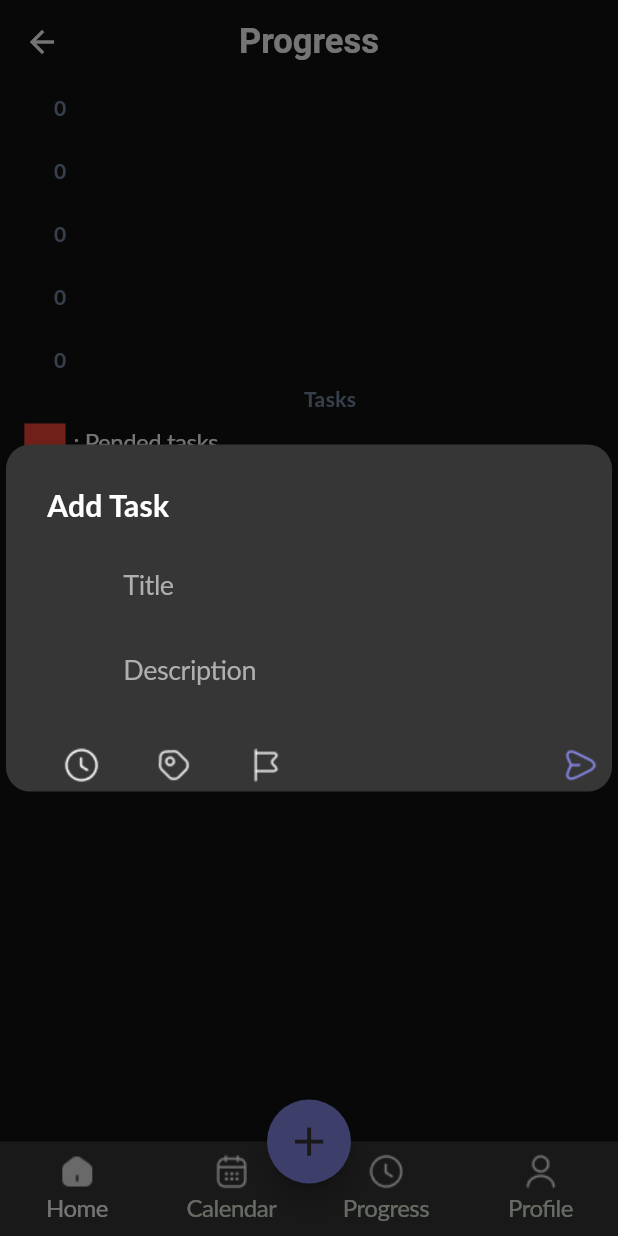
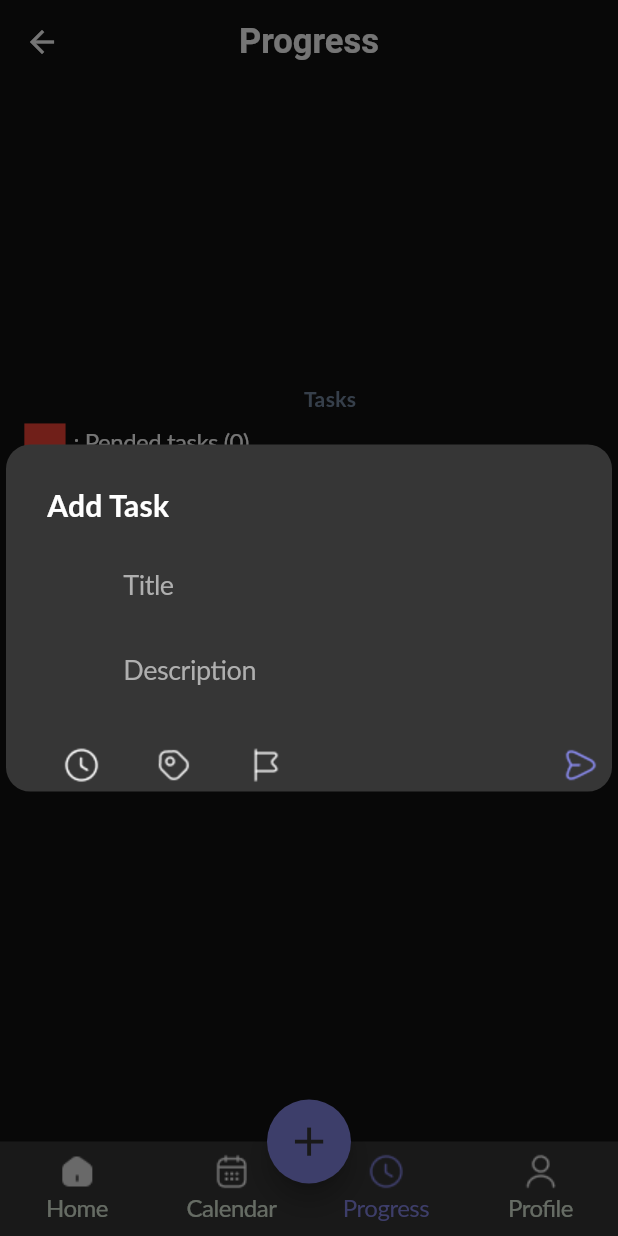
Before and after one commit to Ahmed7773333/ToDo-V.2, a Flutter app: the HomeLayout screen opened by its route, item 3 of the bottom bar chosen, after a tap on the "add" icon, on a phone screen of 412 x 824 dp. Run offline on Flutter 3.47's test engine with Material 3 defaults, Android fonts, the phone set to English and light mode, and no system bars; drawn by our look-alikes of fl_chart; our stand-ins replace easy_date_timeline, equatable, flutter_bloc, flutter_screenutil, hive, hive_flutter and 2 more; missing offline and left inert: flutter_iconpicker; accounts and stored records are empty; generated files the repository leaves out were written again; Roboto replaces fonts that are missing (Lato, Raleway).

Commit message:
fix the selected item

```diff
--- a/lib/config/app_theme.dart
+++ b/lib/config/app_theme.dart
@@ -135,26 +135,26 @@ class AppTheme {
         ),
       ),
     ),
-    bottomNavigationBarTheme: BottomNavigationBarThemeData(
+    bottomNavigationBarTheme: const BottomNavigationBarThemeData(
       type: BottomNavigationBarType.fixed,
       backgroundColor: AppColors.onPrimary,
       showUnselectedLabels: true,
       showSelectedLabels: true,
       selectedLabelStyle: TextStyle(
-        color: Colors.white.withOpacity(0.8700000047683716),
+        color: AppColors.secondary,
         fontSize: 16,
         fontFamily: 'Lato',
         fontWeight: FontWeight.w400,
         letterSpacing: -0.32,
       ),
-      unselectedLabelStyle: const TextStyle(
+      unselectedLabelStyle: TextStyle(
         color: AppColors.lightonPrimary,
         fontSize: 16,
         fontFamily: 'Lato',
         fontWeight: FontWeight.w400,
         letterSpacing: -0.32,
       ),
-      selectedItemColor: Colors.white,
+      selectedItemColor: AppColors.secondary,
       unselectedItemColor: AppColors.lightonPrimary,
     ),
     cardColor: Colors.white,
@@ -297,7 +297,7 @@ class AppTheme {
       showUnselectedLabels: true,
       showSelectedLabels: true,
       selectedLabelStyle: const TextStyle(
-        color: AppColors.onPrimary,
+        color: AppColors.lightsecondry,
         fontSize: 16,
         fontFamily: 'Lato',
         fontWeight: FontWeight.w400,
@@ -310,7 +310,7 @@ class AppTheme {
         fontWeight: FontWeight.w400,
         letterSpacing: -0.32,
       ).copyWith(color: AppColors.onPrimary),
-      selectedItemColor: Colors.black,
+      selectedItemColor: AppColors.lightsecondry,
       unselectedItemColor: AppColors.onPrimary,
     ),
   );
--- a/lib/config/l10n/app_de.arb
+++ b/lib/config/l10n/app_de.arb
@@ -38,7 +38,7 @@
     "changeaccountpassword": "Kontopasswort ändern",
     "changeaccountimage": "Kontoabbild ändern",
     "pickfromgallery": "Aus der Galerie auswählen",
-    "taskaphoto": "Foto für die Aufgabe",
+    "takeaphoto": "Foto für die Aufgabe",
     "uptodo": "Aktualisieren",
     "aboutus": "Über uns",
     "faq": "FAQ",
--- a/lib/config/l10n/app_en.arb
+++ b/lib/config/l10n/app_en.arb
@@ -38,7 +38,7 @@
     "changeaccountpassword": "Change Account Password",
     "changeaccountimage": "Change Account Image",
     "pickfromgallery": "Pick From Gallery",
-    "taskaphoto": "Take a photo",
+    "takeaphoto": "Take a photo",
     "uptodo": "Uptodo",
     "aboutus": "About us",
     "faq": "FAQ",
--- a/lib/config/l10n/app_fr.arb
+++ b/lib/config/l10n/app_fr.arb
@@ -38,7 +38,7 @@
     "changeaccountpassword": "Changer le mot de passe du compte",
     "changeaccountimage": "Changer l'image du compte",
     "pickfromgallery": "Choisir depuis la galerie",
-    "taskaphoto": "Prendre une photo",
+    "takeaphoto": "Prendre une photo",
     "uptodo": "Mettre à jour les tâches",
     "aboutus": "À propos de nous",
     "faq": "FAQ",
--- a/lib/config/l10n/app_it.arb
+++ b/lib/config/l10n/app_it.arb
@@ -38,7 +38,7 @@
     "changeaccountpassword": "Cambia password account",
     "changeaccountimage": "Cambia immagine account",
     "pickfromgallery": "Scegli dalla galleria",
-    "taskaphoto": "Fai una foto",
+    "takeaphoto": "Fai una foto",
     "uptodo": "Aggiorna",
     "aboutus": "Chi siamo",
     "faq": "Domande frequenti",
--- a/lib/features/Home Layout/presentation/pages/home_layout.dart
+++ b/lib/features/Home Layout/presentation/pages/home_layout.dart
@@ -104,12 +104,14 @@ class _HomeLayoutState extends State<HomeLayout> {
                     bloc),
               ],
               onPageChanged: (index) {
+                bloc.currentIndex = index;
                 bloc.add(ChangePageEvent(index: index));
               },
             ),
             bottomNavigationBar: BottomNavigationBar(
-              currentIndex: 0,
+              currentIndex: bloc.currentIndex,
               onTap: (index) {
+                bloc.currentIndex = index;
                 bloc.pageController.jumpToPage(index);
               },
               items: [
@@ -117,29 +119,29 @@ class _HomeLayoutState extends State<HomeLayout> {
                   icon: Image.asset(
                       color: Theme.of(context).cardColor, AppImages.home),
                   label: strings.home,
-                  activeIcon: Image.asset(
-                      color: Theme.of(context).cardColor, AppImages.home),
+                  activeIcon:
+                      Image.asset(color: colors.secondary, AppImages.home),
                 ),
                 BottomNavigationBarItem(
                   icon: Image.asset(
                       color: Theme.of(context).cardColor, AppImages.calendar),
                   label: strings.calender,
-                  activeIcon: Image.asset(
-                      color: Theme.of(context).cardColor, AppImages.calendar),
+                  activeIcon:
+                      Image.asset(color: colors.secondary, AppImages.calendar),
                 ),
                 BottomNavigationBarItem(
                   icon: Image.asset(
                       color: Theme.of(context).cardColor, AppImages.clock),
                   label: strings.progress,
-                  activeIcon: Image.asset(
-                      color: Theme.of(context).cardColor, AppImages.clock),
+                  activeIcon:
+                      Image.asset(color: colors.secondary, AppImages.clock),
                 ),
                 BottomNavigationBarItem(
                   icon: Image.asset(
                       color: Theme.of(context).cardColor, AppImages.profile),
                   label: strings.profile,
-                  activeIcon: Image.asset(
-                      color: Theme.of(context).cardColor, AppImages.profile),
+                  activeIcon:
+                      Image.asset(color: colors.secondary, AppImages.profile),
                 ),
               ],
             ),
--- a/lib/features/Home Layout/presentation/pages/tabs/calender.dart
+++ b/lib/features/Home Layout/presentation/pages/tabs/calender.dart
@@ -84,16 +84,22 @@ class CalenderTab extends StatelessWidget {
             child: Row(
               mainAxisAlignment: MainAxisAlignment.spaceEvenly,
               children: [
-                Components.fillButton(context,
+                SizedBox(
+                  height: 50.h,
+                  child: Components.fillButton(context,
                       color: Colors.transparent,
                       text: strings.today, onPressed: () {
                     bloc.add(GetAllTasksAtDay(time: DateTime.now()));
                   }),
-                Components.fillButton(context,
+                ),
+                SizedBox(
+                  height: 50.h,
+                  child: Components.fillButton(context,
                       color: colors.secondary,
                       text: strings.complete, onPressed: () {
                     bloc.add(GetCompletedTask());
                   }),
+                ),
               ],
             ),
           ),
--- a/lib/features/Home Layout/presentation/pages/tabs/profile.dart
+++ b/lib/features/Home Layout/presentation/pages/tabs/profile.dart
@@ -173,7 +173,7 @@ class _ProfileTabState extends State<ProfileTab> {
             ),
             ListTile(
               leading: const Icon(Icons.camera_alt),
-              title: Text(strings.taskaphoto),
+              title: Text(strings.takeaphoto),
               onTap: () async {
                 Navigator.pop(context);
                 XFile? pickedFile =
--- a/lib/features/Home Layout/presentation/pages/tabs/progress.dart
+++ b/lib/features/Home Layout/presentation/pages/tabs/progress.dart
@@ -1,3 +1,5 @@
+import 'dart:math';
+
 import 'package:flutter/material.dart';
 import 'package:fl_chart/fl_chart.dart';
 import 'package:flutter_screenutil/flutter_screenutil.dart';
@@ -18,8 +20,8 @@ class _ProgressTabState extends State<ProgressTab> {
   late List<BarChartGroupData> showingBarGroups;
 
   int touchedGroupIndex = -1;
-  int totalTasks =
-      pendedTaskHelper.getAll().length + completedTaskHelper.getAll().length;
+  int totalTasks = max(
+      pendedTaskHelper.getAll().length, completedTaskHelper.getAll().length);
   @override
   void initState() {
     super.initState();
@@ -58,7 +60,7 @@ class _ProgressTabState extends State<ProgressTab> {
                 width: 306.w,
                 child: BarChart(
                   BarChartData(
-                    maxY: totalTasks.toDouble() + 20,
+                    maxY: totalTasks.toDouble() + 10,
                     barTouchData: BarTouchData(
                       touchTooltipData: BarTouchTooltipData(
                         tooltipBgColor: Colors.grey,
@@ -144,7 +146,7 @@ class _ProgressTabState extends State<ProgressTab> {
                   Container(height: 25.h, width: 25.w, color: Colors.red),
                   SizedBox(width: 5.w),
                   Text(
-                    ': ${strings.pendedtasks}',
+                    ': ${strings.pendedtasks} (${pendedTaskHelper.getAll().length})',
                     style: Theme.of(context).textTheme.bodyLarge,
                   )
                 ],
@@ -154,7 +156,7 @@ class _ProgressTabState extends State<ProgressTab> {
                   Container(height: 25.h, width: 25.w, color: Colors.blue),
                   SizedBox(width: 5.w),
                   Text(
-                    ': ${strings.completedtasks}',
+                    ': ${strings.completedtasks} (${completedTaskHelper.getAll().length})',
                     style: Theme.of(context).textTheme.bodyLarge,
                   )
                 ],
@@ -164,7 +166,7 @@ class _ProgressTabState extends State<ProgressTab> {
                   Container(height: 25.h, width: 25.w, color: Colors.purple),
                   SizedBox(width: 5.w),
                   Text(
-                    ': ${strings.average}',
+                    ': ${strings.average} (${((pendedTaskHelper.getAll().length + completedTaskHelper.getAll().length) / 2).toStringAsFixed(1)})',
                     style: Theme.of(context).textTheme.bodyLarge,
                   )
                 ],
@@ -239,67 +241,6 @@ class _ProgressTabState extends State<ProgressTab> {
             : BorderSide(color: Colors.white.withOpacity(0)),
       );
     }).toList();
-
-    //   List.generate(
-    //     CategoryDbHelper.getAll().where((element) => element.count >= 3).length,
-    //     (i) {
-    //       final isTouched = i == touchedIndex;
-    //       const color0 = Colors.blue;
-    //       const color1 = Colors.yellow;
-    //       const color2 = Colors.pink;
-    //       const color3 = Colors.green;
-
-    //       switch (i) {
-    //         case 0:
-    //           return PieChartSectionData(
-    //             color: color0,
-    //             value: 25,
-    //             title: '',
-    //             radius: 80,
-    //             titlePositionPercentageOffset: 0.55,
-    //             borderSide: isTouched
-    //                 ? const BorderSide(color: Colors.white, width: 6)
-    //                 : BorderSide(color: Colors.white.withOpacity(0)),
-    //           );
-    //         case 1:
-    //           return PieChartSectionData(
-    //             color: color1,
-    //             value: 25,
-    //             title: '',
-    //             radius: 65,
-    //             titlePositionPercentageOffset: 0.55,
-    //             borderSide: isTouched
-    //                 ? const BorderSide(color: Colors.white, width: 6)
-    //                 : BorderSide(color: Colors.white.withOpacity(0)),
-    //           );
-    //         case 2:
-    //           return PieChartSectionData(
-    //             color: color2,
-    //             value: 25,
-    //             title: '',
-    //             radius: 60,
-    //             titlePositionPercentageOffset: 0.6,
-    //             borderSide: isTouched
-    //                 ? const BorderSide(color: Colors.white, width: 6)
-    //                 : BorderSide(color: Colors.white.withOpacity(0)),
-    //           );
-    //         case 3:
-    //           return PieChartSectionData(
-    //             color: color3,
-    //             value: 25,
-    //             title: '',
-    //             radius: 70,
-    //             titlePositionPercentageOffset: 0.55,
-    //             borderSide: isTouched
-    //                 ? const BorderSide(color: Colors.white, width: 6)
-    //                 : BorderSide(color: Colors.white.withOpacity(0)),
-    //           );
-    //         default:
-    //           throw Error();
-    //       }
-    //     },
-    //   );
-    // }
   }
 
   Widget leftTitles(double value, TitleMeta meta) {
@@ -309,9 +250,9 @@ class _ProgressTabState extends State<ProgressTab> {
       fontSize: 14,
     );
 
-    if (value % 5 == 0) {
-      int index = (value ~/ 5).toInt();
-      String text = (index * (totalTasks ~/ 5)).toString();
+    if (value % (totalTasks ~/ 6) == 0) {
+      int index = (value ~/ (totalTasks ~/ 6)).toInt();
+      String text = (index * (totalTasks ~/ 6)).toString();
       return SideTitleWidget(
         axisSide: meta.axisSide,
         space: 0,
@@ -357,51 +298,4 @@ class _ProgressTabState extends State<ProgressTab> {
       ],
     );
   }
-
-  // Widget makeTransactionsIcon() {
-  //   const width = 4.5;
-  //   const space = 3.5;
-  //   return Row(
-  //     mainAxisSize: MainAxisSize.min,
-  //     children: <Widget>[
-  //       Container(
-  //         width: width,
-  //         height: 10,
-  //         color: Colors.white.withOpacity(0.4),
-  //       ),
-  //       const SizedBox(
-  //         width: space,
-  //       ),
-  //       Container(
-  //         width: width,
-  //         height: 28,
-  //         color: Colors.white.withOpacity(0.8),
-  //       ),
-  //       const SizedBox(
-  //         width: space,
-  //       ),
-  //       Container(
-  //         width: width,
-  //         height: 42,
-  //         color: Colors.white.withOpacity(1),
-  //       ),
-  //       const SizedBox(
-  //         width: space,
-  //       ),
-  //       Container(
-  //         width: width,
-  //         height: 28,
-  //         color: Colors.white.withOpacity(0.8),
-  //       ),
-  //       const SizedBox(
-  //         width: space,
-  //       ),
-  //       Container(
-  //         width: width,
-  //         height: 10,
-  //         color: Colors.white.withOpacity(0.4),
-  //       ),
-  //     ],
-  //   );
-  // }
 }
--- a/lib/features/Sign in/presentation/pages/sign_in.dart
+++ b/lib/features/Sign in/presentation/pages/sign_in.dart
@@ -33,7 +33,7 @@ class _SingInState extends State<SingIn> {
         listener: (context, state) {},
         builder: (context, state) {
           final bloc = SignInBloc.get(context);
-    final colorss = Theme.of(context).colorScheme;
+          final colorss = Theme.of(context).colorScheme;
 
           return Scaffold(
             body: Center(
@@ -146,7 +146,7 @@ class _SingInState extends State<SingIn> {
             ),
             ListTile(
               leading: const Icon(Icons.camera_alt),
-              title: Text(strings.taskaphoto),
+              title: Text(strings.takeaphoto),
               onTap: () async {
                 Navigator.pop(context);
                 XFile? pickedFile =
```
Also changed, not shown: lib/core/utils/componetns.dart (+15 -2 lines), lib/features/Home Layout/presentation/widgets/task.dart (+15 -7 lines), lib/features/Task Details/task_details.dart (+14 -6 lines), lib/features/Task Details/widgets.dart (+11 -3 lines), assets/logo.png, 6 other files. Lines whose indentation alone changed are shown as unchanged.
